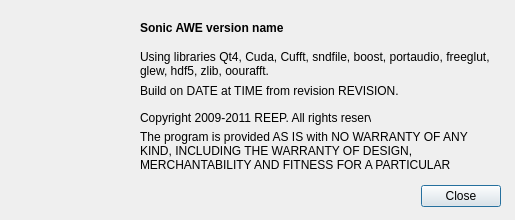
Above: tools/aboutdialog.ui from gustafsson/freq before the change. Below: the same form after it.
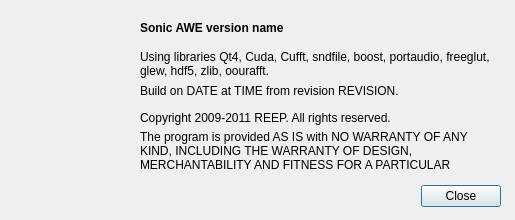
That is the form after the change. Icons and pictures are not drawn.

The edit to the form file:
```diff
--- a/tools/aboutdialog.ui
+++ b/tools/aboutdialog.ui
@@ -88,7 +88,7 @@
     <rect>
      <x>140</x>
      <y>80</y>
-     <width>361</width>
+     <width>371</width>
      <height>21</height>
     </rect>
    </property>
@@ -104,7 +104,7 @@
     <rect>
      <x>140</x>
      <y>110</y>
-     <width>231</width>
+     <width>361</width>
      <height>16</height>
     </rect>
    </property>
```
